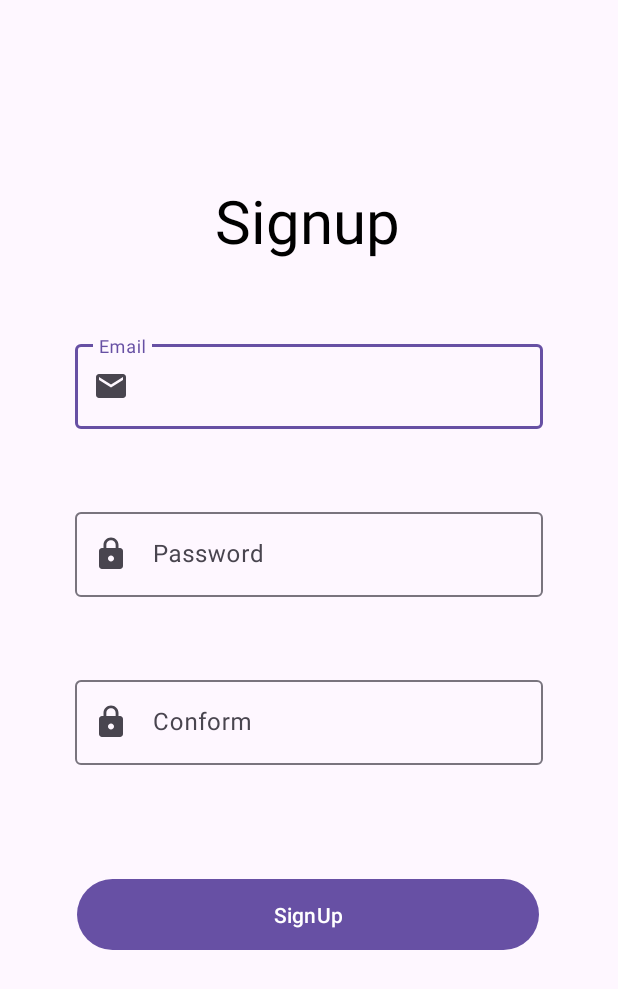
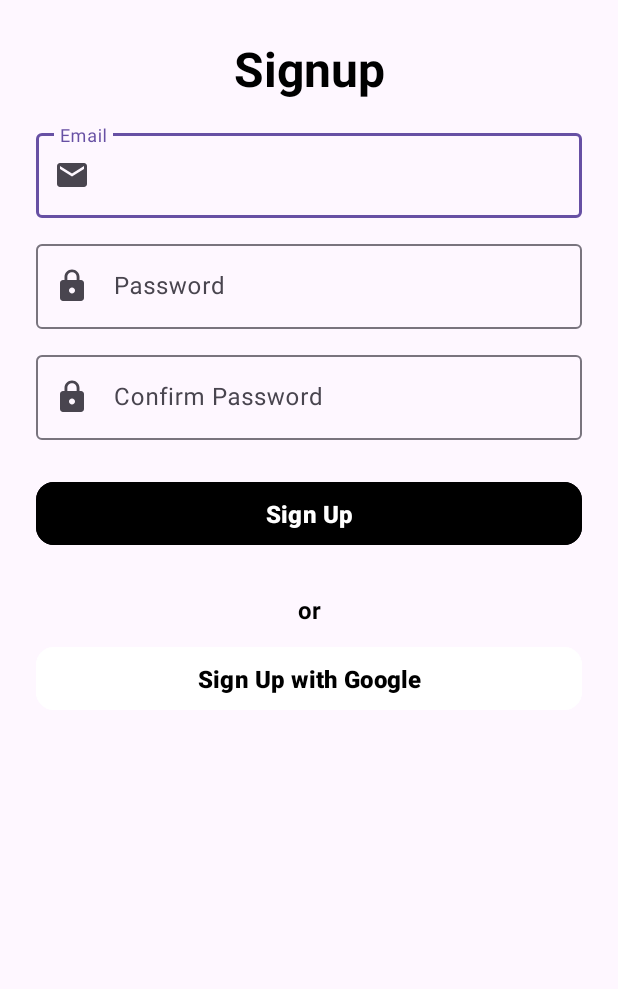
Before and after one commit to Rusiru93536666/News-app, an Android app: the SignupActivity screen opened directly, with no data from a screen before it, on a phone screen of 412 x 824 dp. Shown: the top 989 px of the screen. Run offline under Robolectric (Android 15) with nearby library versions, the phone set to English and light mode, and no system bars; our stand-ins replace Firebase (no records; nobody signed in at launch, a user with empty details on screens opened directly).

Commit message:
change design

```diff
--- a/app/src/main/res/layout/activity_signup.xml
+++ b/app/src/main/res/layout/activity_signup.xml
@@ -1,58 +1,52 @@
-<?xml version="1.0" encoding="utf-8"?>
 <androidx.constraintlayout.widget.ConstraintLayout xmlns:android="http://schemas.android.com/apk/res/android"
     xmlns:app="http://schemas.android.com/apk/res-auto"
     xmlns:tools="http://schemas.android.com/tools"
     android:id="@+id/main"
     android:layout_width="match_parent"
     android:layout_height="match_parent"
+    android:padding="24dp"
     tools:context=".SignupActivity">
 
     <TextView
         android:id="@+id/tvLogin"
         android:layout_width="wrap_content"
         android:layout_height="wrap_content"
-        android:layout_marginTop="120dp"
         android:text="Signup"
         android:textColor="@color/black"
-        android:textSize="40sp"
+        android:textSize="32sp"
+        android:textStyle="bold"
+        app:layout_constraintTop_toTopOf="parent"
+        app:layout_constraintStart_toStartOf="parent"
         app:layout_constraintEnd_toEndOf="parent"
-        app:layout_constraintHorizontal_bias="0.497"
-        app:layout_constraintStart_toStartOf="parent"
-        app:layout_constraintTop_toTopOf="parent" />
+        app:layout_constraintBottom_toTopOf="@+id/textInputLayoutEmail"
+        app:layout_constraintVertical_bias="0.1"/>
 
     <com.google.android.material.textfield.TextInputLayout
         android:id="@+id/textInputLayoutEmail"
-        android:layout_width="match_parent"
+        android:layout_width="0dp"
         android:layout_height="wrap_content"
-        android:layout_margin="50dp"
+        android:layout_marginTop="16dp"
+        app:layout_constraintStart_toStartOf="parent"
         app:layout_constraintEnd_toEndOf="parent"
-        app:layout_constraintHorizontal_bias="0.5"
-        app:layout_constraintStart_toStartOf="parent"
-        app:layout_constraintTop_toBottomOf="@+id/tvLogin"
-        app:startIconDrawable="@drawable/ic_email"
-        tools:ignore="UnknownId">
+        app:layout_constraintTop_toBottomOf="@id/tvLogin"
+        app:startIconDrawable="@drawable/ic_email">
 
         <com.google.android.material.textfield.TextInputEditText
             android:id="@+id/etEmail"
             android:layout_width="match_parent"
             android:layout_height="wrap_content"
             android:hint="Email" />
-
-
-
     </com.google.android.material.textfield.TextInputLayout>
 
     <com.google.android.material.textfield.TextInputLayout
         android:id="@+id/textInputLayoutPassword"
-        android:layout_width="match_parent"
+        android:layout_width="0dp"
         android:layout_height="wrap_content"
-        android:layout_margin="50dp"
+        android:layout_marginTop="12dp"
+        app:layout_constraintStart_toStartOf="parent"
         app:layout_constraintEnd_toEndOf="parent"
-        app:layout_constraintHorizontal_bias="0.5"
-        app:layout_constraintStart_toStartOf="parent"
-        app:layout_constraintTop_toBottomOf="@+id/textInputLayoutEmail"
-        app:startIconDrawable="@drawable/ic_lock"
-        tools:ignore="UnknownId">
+        app:layout_constraintTop_toBottomOf="@id/textInputLayoutEmail"
+        app:startIconDrawable="@drawable/ic_lock">
 
         <com.google.android.material.textfield.TextInputEditText
             android:id="@+id/etPassword"
@@ -60,41 +54,70 @@
             android:layout_height="wrap_content"
             android:inputType="textPassword"
             android:hint="Password" />
-
     </com.google.android.material.textfield.TextInputLayout>
-
 
     <com.google.android.material.textfield.TextInputLayout
         android:id="@+id/textInputLayoutConformPassword"
-        android:layout_width="match_parent"
+        android:layout_width="0dp"
         android:layout_height="wrap_content"
-        android:layout_margin="50dp"
+        android:layout_marginTop="12dp"
+        app:layout_constraintStart_toStartOf="parent"
         app:layout_constraintEnd_toEndOf="parent"
-        app:layout_constraintHorizontal_bias="0.5"
-        app:layout_constraintStart_toStartOf="parent"
-        app:layout_constraintTop_toBottomOf="@+id/textInputLayoutPassword"
-        app:startIconDrawable="@drawable/ic_lock"
-        tools:ignore="UnknownId">
+        app:layout_constraintTop_toBottomOf="@id/textInputLayoutPassword"
+        app:startIconDrawable="@drawable/ic_lock">
 
         <com.google.android.material.textfield.TextInputEditText
             android:id="@+id/conformpsw"
             android:layout_width="match_parent"
             android:layout_height="wrap_content"
-            android:hint="Conform" />
-
+            android:inputType="textPassword"
+            android:hint="Confirm Password" />
     </com.google.android.material.textfield.TextInputLayout>
 
     <Button
         android:id="@+id/loginBtn"
-        android:layout_width="308dp"
-        android:layout_height="55dp"
-        android:text="SignUp"
-        app:layout_constraintBottom_toBottomOf="parent"
+        android:layout_width="0dp"
+        android:layout_height="50dp"
+        android:layout_marginTop="24dp"
+        android:text="Sign Up"
+        android:backgroundTint="@color/black"
+        android:textColor="@android:color/white"
+        android:textSize="16sp"
+        android:textStyle="bold"
+        app:cornerRadius="12dp"
+        app:layout_constraintStart_toStartOf="parent"
         app:layout_constraintEnd_toEndOf="parent"
-        app:layout_constraintHorizontal_bias="0.495"
+        app:layout_constraintTop_toBottomOf="@id/textInputLayoutConformPassword"/>
+
+    <TextView
+        android:id="@+id/orText"
+        android:layout_width="wrap_content"
+        android:layout_height="wrap_content"
+        android:layout_marginTop="28dp"
+        android:text="or"
+        android:textColor="@color/black"
+        android:textSize="16sp"
+        android:textStyle="bold"
+        app:layout_constraintEnd_toEndOf="parent"
         app:layout_constraintStart_toStartOf="parent"
-        app:layout_constraintTop_toBottomOf="@+id/textInputLayoutConformPassword"
-        app:layout_constraintVertical_bias="0.278" />
+        app:layout_constraintTop_toBottomOf="@id/loginBtn" />
+
+    <Button
+        android:id="@+id/googleSignUpBtn"
+        android:layout_width="0dp"
+        android:layout_height="50dp"
+        android:layout_marginTop="60dp"
+        android:backgroundTint="@color/white"
+        android:text="Sign Up with Google"
+        android:textColor="@color/black"
+        android:textSize="16sp"
+        android:textStyle="bold"
+        app:cornerRadius="12dp"
+        app:iconTint="@color/black"
+        app:layout_constraintEnd_toEndOf="parent"
+        app:layout_constraintHorizontal_bias="0.0"
+        app:layout_constraintStart_toStartOf="parent"
+        app:layout_constraintTop_toBottomOf="@id/loginBtn" />
 
 
 </androidx.constraintlayout.widget.ConstraintLayout>
```
